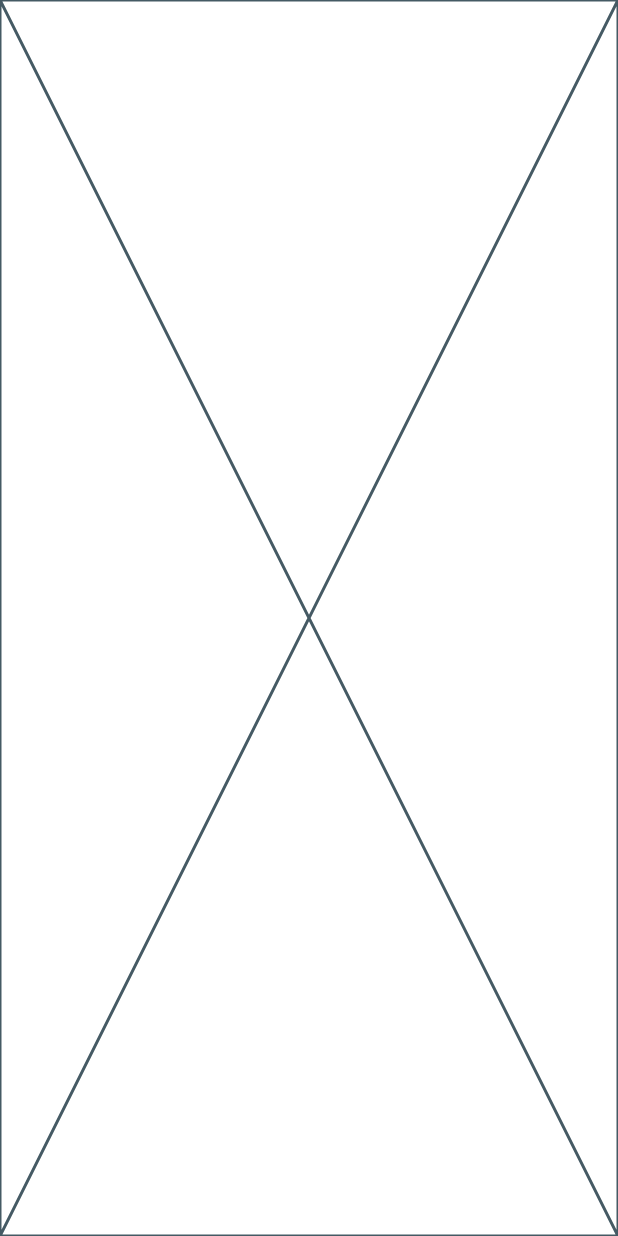
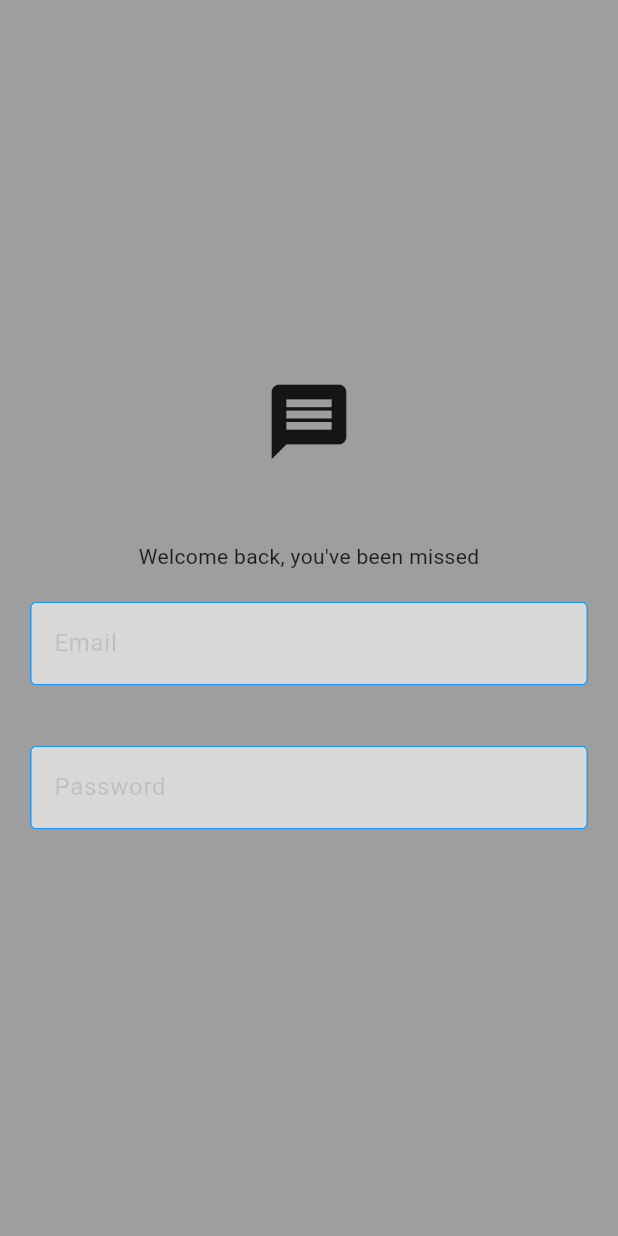
Before and after one commit to thisaramax20/ChatAppV1, a Flutter app: the screen it shows after launch, on a phone screen of 412 x 824 dp. Run offline on Flutter 3.47's test engine with Material 3 defaults, Android fonts, the phone set to English and light mode, and no system bars.

Commit message:
login page initialized

```diff
--- /dev/null
+++ b/chat_app/lib/components/my_textfield.dart
@@ -0,0 +1,32 @@
+import 'package:flutter/material.dart';
+
+class MyTextfield extends StatelessWidget {
+  final String hintText;
+  final bool obscureText;
+  final TextEditingController textEditingController;
+  const MyTextfield(
+      {super.key,
+      required this.hintText,
+      required this.obscureText,
+      required this.textEditingController});
+
+  @override
+  Widget build(BuildContext context) {
+    return Padding(
+      padding: const EdgeInsets.all(20.0),
+      child: TextField(
+        obscureText: obscureText,
+        controller: textEditingController,
+        decoration: InputDecoration(
+            enabledBorder: const OutlineInputBorder(
+                borderSide: BorderSide(color: Colors.blue)),
+            focusedBorder: const OutlineInputBorder(
+                borderSide: BorderSide(color: Colors.black26)),
+            fillColor: Colors.white60,
+            filled: true,
+            hintText: hintText,
+            hintStyle: const TextStyle(color: Colors.black12)),
+      ),
+    );
+  }
+}
--- a/chat_app/lib/main.dart
+++ b/chat_app/lib/main.dart
@@ -18,7 +18,7 @@ class MyApp extends StatelessWidget {
         colorScheme: ColorScheme.fromSeed(seedColor: Colors.deepPurple),
         useMaterial3: true,
       ),
-      home: const LoginPage(),
+      home: LoginPage(),
     );
   }
 }
--- a/chat_app/lib/pages/login_page.dart
+++ b/chat_app/lib/pages/login_page.dart
@@ -1,10 +1,40 @@
+import 'package:chat_app/components/my_textfield.dart';
 import 'package:flutter/material.dart';
 
 class LoginPage extends StatelessWidget {
-  const LoginPage({super.key});
+  final TextEditingController _emailController = TextEditingController();
+  final TextEditingController _passwordController = TextEditingController();
+  LoginPage({super.key});
 
   @override
   Widget build(BuildContext context) {
-    return const Placeholder();
+    return Scaffold(
+      backgroundColor: Colors.grey,
+      body: Center(
+        child: Column(
+          mainAxisAlignment: MainAxisAlignment.center,
+          children: [
+            const Icon(
+              Icons.message,
+              size: 60,
+            ),
+            const SizedBox(
+              height: 50,
+            ),
+            const Text("Welcome back, you've been missed"),
+            MyTextfield(
+              hintText: "Email",
+              obscureText: false,
+              textEditingController: _emailController,
+            ),
+            MyTextfield(
+              hintText: "Password",
+              obscureText: true,
+              textEditingController: _passwordController,
+            ),
+          ],
+        ),
+      ),
+    );
   }
 }
--- /dev/null
+++ b/chat_app/lib/themes/light_mode.dart
@@ -0,0 +1,11 @@
+import 'package:flutter/material.dart';
+
+ThemeData lightMode = ThemeData(
+    colorScheme: const ColorScheme.light(
+  primary: Colors.blue,
+  secondary: Colors.green,
+  background: Colors.grey,
+  onPrimary: Colors.white,
+  onSecondary: Colors.black,
+  surface: Colors.white,
+));
```
